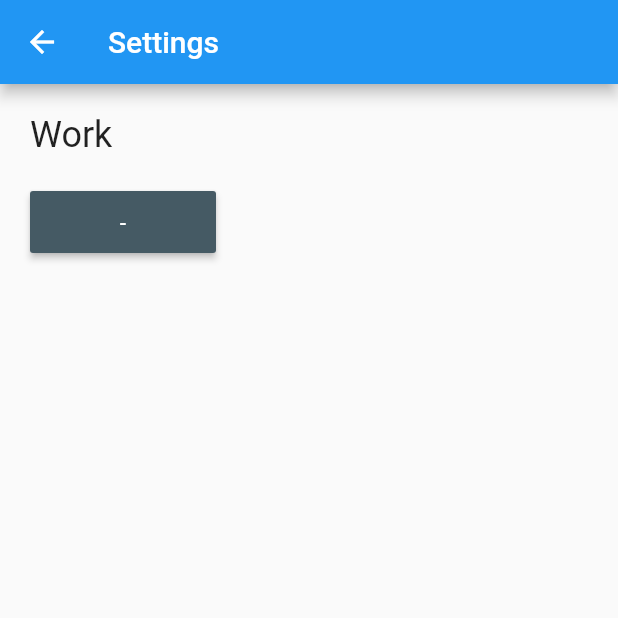
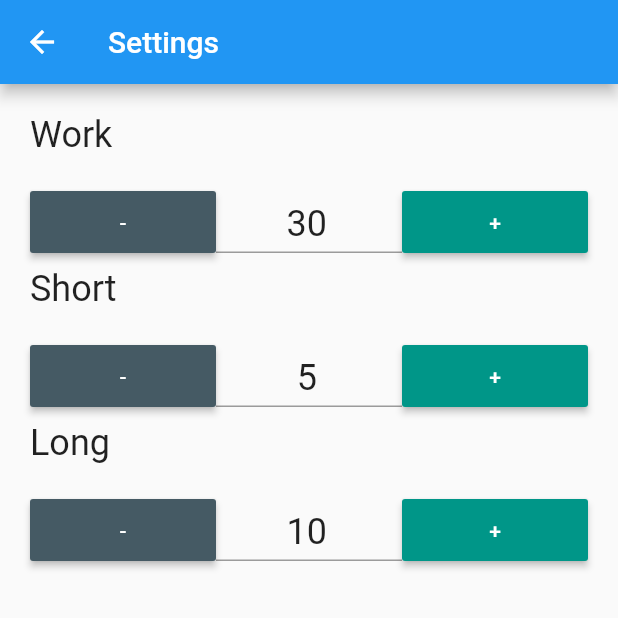
Before and after one commit to aqaurius6666/flutter-space, a Flutter app: the SettingPage screen opened directly, on a phone screen of 412 x 824 dp, the top half of it. Run offline on Flutter 3.47's test engine with Material 2 defaults, Android fonts, the phone set to English and light mode, and no system bars; our stand-ins replace percent_indicator, shared_preferences; accounts and stored records are empty.

Commit message:
done chapter 3

```diff
--- a/lib/chapter3/button.dart
+++ b/lib/chapter3/button.dart
@@ -25,12 +25,14 @@ class CommonButton extends StatelessWidget {
     );
   }
 }
-
+typedef SettingCallback = Function(String, int);
 class SettingButton extends StatelessWidget {
   final Color color;
   final String text;
+  final String type;
   final int value;
-  SettingButton(this.color, this.text, this.value);
+  final SettingCallback callback;
+  SettingButton(this.color, this.text, this.value, this.type, this.callback);
 
   @override
   Widget build(BuildContext context) {
@@ -40,7 +42,7 @@ class SettingButton extends StatelessWidget {
         style: TextStyle(color: Colors.white),
       ),
       color: color,
-      onPressed: () => null,
+      onPressed: () => callback(this.type, this.value),
     );
   }
 }
--- a/lib/chapter3/config.dart
+++ b/lib/chapter3/config.dart
@@ -4,4 +4,8 @@ import 'package:flutter/material.dart';
 class Config {
   static const  Color PRIMARY_COLOR = Color(0x3BFF18FF);
   static const Color SECONDARY_COLOR = Color(0xff009688);
+
+  static const Color MINUS_COLOR = Color(0xff455A64);
+  static const Color PLUS_COLOR = Color(0xff009688);
+
 }
--- a/lib/chapter3/setting_page.dart
+++ b/lib/chapter3/setting_page.dart
@@ -1,6 +1,9 @@
 
 import 'package:demo_flutter/chapter3/button.dart';
+import 'package:demo_flutter/chapter3/config.dart';
+import 'package:flutter/cupertino.dart';
 import 'package:flutter/material.dart';
+import 'package:shared_preferences/shared_preferences.dart';
 
 class SettingPage extends StatefulWidget {
 
@@ -10,16 +13,87 @@ class SettingPage extends StatefulWidget {
 
 class SettingState extends State<SettingPage> {
 
-  TextStyle textStyle = TextStyle(fontSize: 24);
+  static const String WORKTIME = "workTime";
+  static const String SHORTBREAK = "shortBreak";
+  static const String LONGBREAK = "longBreak";
 
+  int workTime = 30;
+  int shortBreak = 5;
+  int longBreak = 10;
+
+  late SharedPreferences prefs;
+
+  TextStyle textStyle = const TextStyle(fontSize: 24);
+
+  late TextEditingController txWork;
+  late TextEditingController txShort;
+  late TextEditingController txLong;
+
+  @override
+  void initState() {
+    txWork = TextEditingController();
+    txShort = TextEditingController();
+    txLong = TextEditingController();
+    readSettings();
+    super.initState();
+  }
+
+  Future readSettings() async {
+    prefs = await SharedPreferences.getInstance();
+    workTime = prefs.getInt(WORKTIME) != null ? prefs.getInt(WORKTIME)! : workTime;
+    shortBreak = prefs.getInt(SHORTBREAK) != null ? prefs.getInt(SHORTBREAK)! : shortBreak;
+    longBreak = prefs.getInt(LONGBREAK) != null ? prefs.getInt(LONGBREAK)! : longBreak;
+
+    setState(() {
+      txWork.text = workTime.toString();
+      txShort.text = shortBreak.toString();
+      txLong.text = longBreak.toString();
+    });
+  }
+
+  void updateSettings(String key, int value) {
+    switch (key) {
+      case WORKTIME: {
+        workTime = prefs.getInt(WORKTIME) != null ? prefs.getInt(WORKTIME)! : workTime;
+        workTime += value;
+        if (workTime <= 180 && workTime >= 1) {
+          prefs.setInt(WORKTIME, workTime);
+          setState(() {
+            txWork.text = workTime.toString();
+          });
+        }
+        break;
+      }
+      case SHORTBREAK: {
+        shortBreak = prefs.getInt(SHORTBREAK) != null ? prefs.getInt(SHORTBREAK)! : shortBreak;
+        shortBreak += value;
+        if (shortBreak <= 180 && shortBreak >= 1) {
+          prefs.setInt(SHORTBREAK, shortBreak);
+          setState(() {
+            txShort.text = shortBreak.toString();
+          });
+        }
+        break;
+      }
+      case LONGBREAK: {
+        longBreak = prefs.getInt(LONGBREAK) != null ? prefs.getInt(LONGBREAK)! : longBreak;
+        longBreak += value;
+        if (longBreak <= 180 && longBreak >= 1) {
+          prefs.setInt(LONGBREAK, longBreak);
+          setState(() {
+            txLong.text = longBreak.toString();
+          });
+        }
+      }
+    }
+  }
   @override
   Widget build(BuildContext context) {
     return Scaffold(
       appBar: AppBar(
-        title: Text("Settings"),
+        title: const Text("Settings"),
       ),
-      body: Container(
-        child: GridView.count(
+      body: GridView.count(
         scrollDirection: Axis.vertical,
           childAspectRatio: 3,
           mainAxisSpacing: 10,
@@ -27,11 +101,40 @@ class SettingState extends State<SettingPage> {
           crossAxisCount: 3,
         children: <Widget>[
           Text("Work", style: textStyle,),
-            Text(""),
-            Text(""),
-            SettingButton(Color(0xff455A64), "-", -1),
+          const Text(""),
+          const Text(""),
+          SettingButton(Config.MINUS_COLOR, "-", -1, WORKTIME ,updateSettings),
+          TextField(
+            style: textStyle,
+            textAlign: TextAlign.center,
+            keyboardType: TextInputType.number,
+            controller: txWork,
+          ),
+          SettingButton(Config.PLUS_COLOR, "+", 1, WORKTIME,updateSettings),
+          Text("Short", style: textStyle,),
+          const Text(""),
+          const Text(""),
+          SettingButton(Config.MINUS_COLOR, "-", -1, SHORTBREAK, updateSettings),
+          TextField(
+            style: textStyle,
+            textAlign: TextAlign.center,
+            keyboardType: TextInputType.number,
+            controller: txShort,
+          ),
+          SettingButton(Config.PLUS_COLOR, "+", 1, SHORTBREAK, updateSettings),
+          Text("Long", style: textStyle,),
+          const Text(""),
+          const Text(""),
+          SettingButton(Config.MINUS_COLOR, "-", -1, LONGBREAK, updateSettings),
+          TextField(
+            style: textStyle,
+            textAlign: TextAlign.center,
+            keyboardType: TextInputType.number,
+            controller: txLong,
+          ),
+          SettingButton(Config.PLUS_COLOR, "+", 1, LONGBREAK, updateSettings),
+
         ],
-        ),
       ),
     );
   }
--- a/lib/chapter3/timer_homepage.dart
+++ b/lib/chapter3/timer_homepage.dart
@@ -17,6 +17,8 @@ class TimerHomepage extends StatelessWidget {
       context, MaterialPageRoute(builder: (context) => SettingPage()),
     );
   }
+
+
   @override
   Widget build(BuildContext context) {
     final CountDownTimer countDownTimer = CountDownTimer();
--- a/pubspec.yaml
+++ b/pubspec.yaml
@@ -28,6 +28,7 @@ environment:
 # versions available, run `flutter pub outdated`.
 dependencies:
   percent_indicator: ^3.4.0
+  shared_preferences: ^2.0.13
   flutter:
     sdk: flutter
 
```
Also changed, not shown: lib/chapter3/timer.dart (+10 -1 lines), pubspec.lock. Lines whose indentation alone changed are shown as unchanged.
